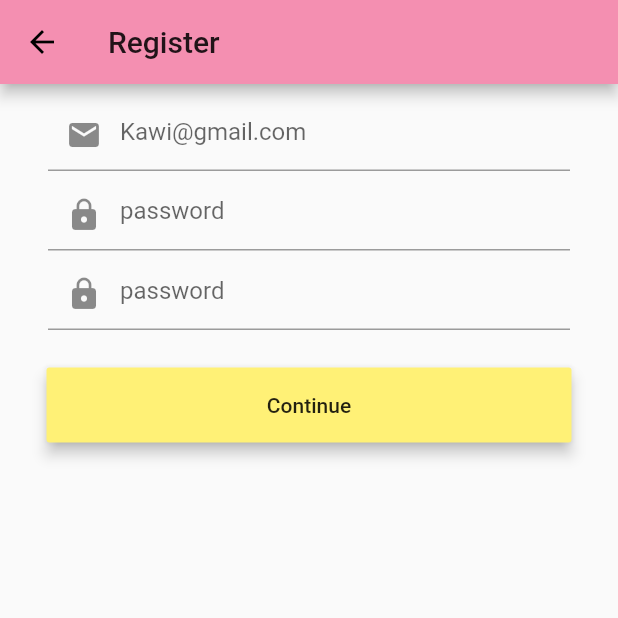
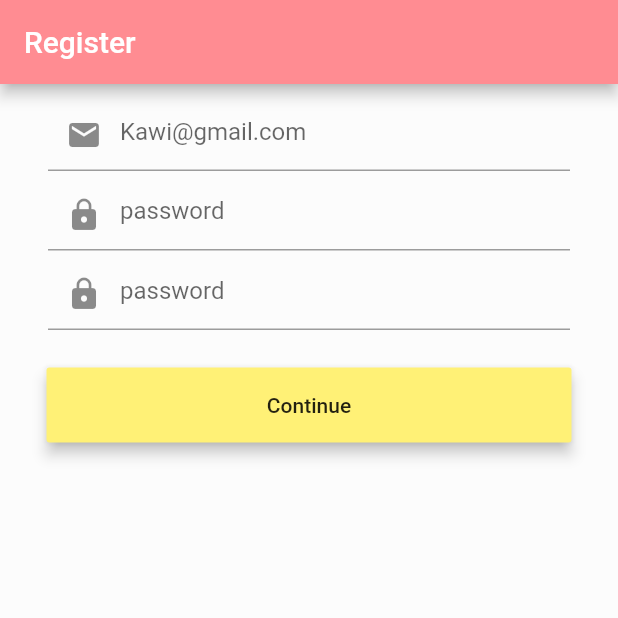
Before and after one commit to zelotype/Flutter-Assignment, a Flutter app: the screen it shows after launch, after a tap on "Login", after a tap on "Register New Account", on a phone screen of 412 x 824 dp, the top half of it. Run offline on Flutter 3.47's test engine with Material 2 defaults, Android fonts, the phone set to English and light mode, and no system bars.

Commit message:
edit background color

```diff
--- a/flutter_assignment/lib/main.dart
+++ b/flutter_assignment/lib/main.dart
@@ -9,11 +9,12 @@ class LoginMain extends StatelessWidget{
 
     return MaterialApp(
       theme: ThemeData(
-        primaryColor: Colors.pink[200],
+        primaryColor: Colors.white,
         accentColor: Colors.yellow[300],
+        brightness: Brightness.light
       ),
       home: Scaffold(
-        backgroundColor: Colors.pink[200],
+        backgroundColor: Color.fromRGBO(255, 140, 146, 1.0),
         body: Column(
           children: [
             Container(
@@ -145,15 +146,23 @@ class LoginFormState extends State<LoginForm>{
 class Register extends StatelessWidget{
   @override
   Widget build(BuildContext context) {
-    return Scaffold(
+    return MaterialApp(
+      theme: ThemeData(
+        primaryColor: Colors.black,
+        accentColor: Colors.yellow[300]
+      ),
+      home: Scaffold(
       appBar: AppBar(
         title: Text('Register'),
+          backgroundColor: Color.fromRGBO(255, 140, 146, 1.0),
       ),
-      body: Column(
-        children: <Widget>[
+      body: Container(
+        color: Colors.white30,
+        child: (
           RegisterForm()
-        ],
+        ),
       ),
+    )
     );
   }
 }
@@ -237,7 +246,7 @@ class Main extends StatelessWidget{
         appBar:
           AppBar(
             title: Center(child: Text('Home')),
-            backgroundColor: Colors.pink[200],
+            backgroundColor: Color.fromRGBO(255, 140, 146, 1.0),
           ),
         body: TabBarView(
             children: [
```
